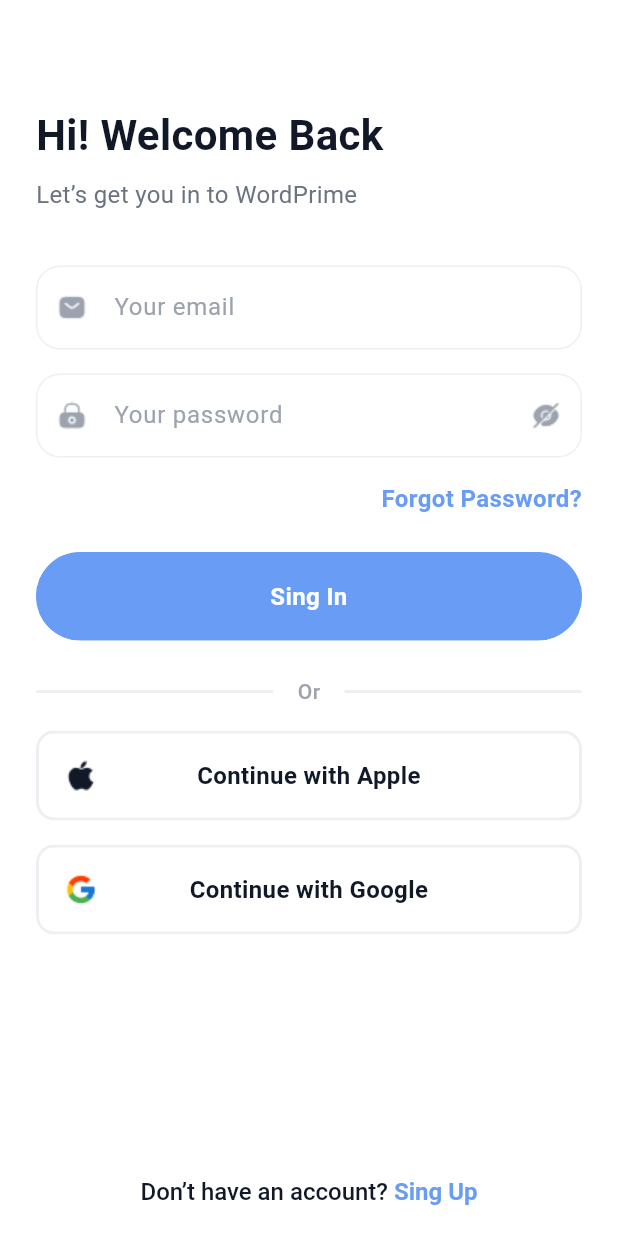
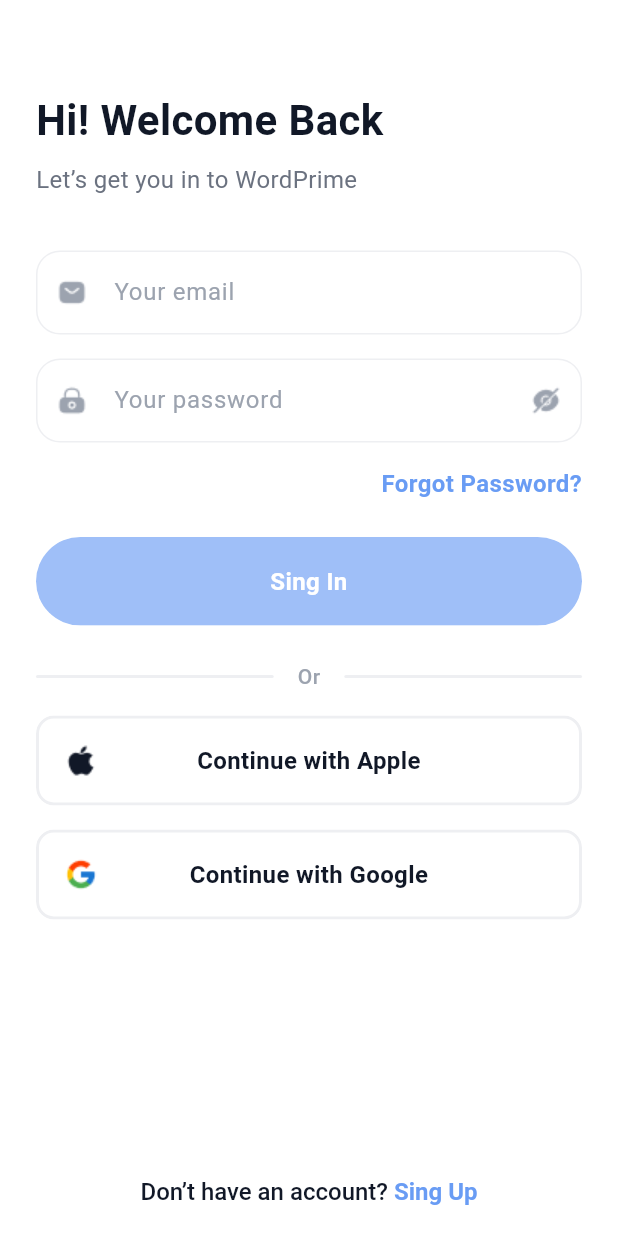
Before and after one commit to DargaHasanBasri/word_prime, a Flutter app: the screen it shows after launch, on a phone screen of 412 x 824 dp. Run offline on Flutter 3.47's test engine with Material 3 defaults, Android fonts, the phone set to English and light mode, and no system bars; our stand-ins replace easy_localization, get_it.

Commit message:
Update login page UI and check email-password

```diff
--- /dev/null
+++ b/lib/ui/pages/login/components/or_text_container.dart
@@ -0,0 +1,46 @@
+import 'package:flutter/material.dart';
+import 'package:word_prime/generated/locale_keys.g.dart';
+import 'package:word_prime/utils/app_colors.dart';
+import 'package:word_prime/utils/app_paddings.dart';
+import 'package:word_prime/utils/string_localizations_ext.dart';
+
+class OrTextContainer extends StatelessWidget {
+  const OrTextContainer({super.key});
+
+  @override
+  Widget build(BuildContext context) {
+    return Row(
+      children: [
+        Expanded(
+          child: Container(
+            height: 2,
+            decoration: BoxDecoration(
+              color: AppColors.softPeach,
+              borderRadius: BorderRadius.circular(6),
+            ),
+          ),
+        ),
+        Padding(
+          padding: AppPaddings.paddingMediumHorizontal,
+          child: Text(
+            LocaleKeys.or.locale,
+            style: TextStyle(
+              fontSize: 14,
+              fontWeight: FontWeight.w500,
+              color: AppColors.santaGrey,
+            ),
+          ),
+        ),
+        Expanded(
+          child: Container(
+            height: 2,
+            decoration: BoxDecoration(
+              color: AppColors.softPeach,
+              borderRadius: BorderRadius.circular(6),
+            ),
+          ),
+        ),
+      ],
+    );
+  }
+}
--- a/lib/ui/pages/login/login_page.dart
+++ b/lib/ui/pages/login/login_page.dart
@@ -1,6 +1,8 @@
 import 'package:flutter/material.dart';
+import 'package:provider/provider.dart';
 import 'package:word_prime/base/base_stateful_state.dart';
 import 'package:word_prime/generated/locale_keys.g.dart';
+import 'package:word_prime/ui/pages/login/components/or_text_container.dart';
 import 'package:word_prime/ui/pages/login/login_view_model.dart';
 import 'package:word_prime/ui/widgets/custom_button.dart';
 import 'package:word_prime/ui/widgets/custom_text_form_field.dart';
@@ -17,8 +19,16 @@ class LoginPage extends StatefulWidget {
 }
 
 class _LoginPageState extends BaseStatefulState<LoginPage> {
+  late final LoginViewModel _vm;
   final TextEditingController _emailController = TextEditingController();
   final TextEditingController _passwordController = TextEditingController();
+
+  @override
+  void initState() {
+    _vm = Provider.of<LoginViewModel>(context, listen: false);
+    super.initState();
+  }
+
   @override
   Widget build(BuildContext context) {
     return Scaffold(
@@ -28,38 +38,25 @@ class _LoginPageState extends BaseStatefulState<LoginPage> {
   }
 
   Widget _buildBody() {
-    LoginViewModel _vm = LoginViewModel();
-    return SingleChildScrollView(
-      child: ConstrainedBox(
-        constraints: BoxConstraints(
-          minHeight: MediaQuery.of(context).size.height,
-        ),
-        child: IntrinsicHeight(
+    return SafeArea(
       child: Padding(
         padding: AppPaddings.appPaddingHorizontal,
         child: Column(
           crossAxisAlignment: CrossAxisAlignment.stretch,
           children: [
+            Expanded(
+              child: SingleChildScrollView(
+                child: Column(
+                  crossAxisAlignment: CrossAxisAlignment.stretch,
+                  children: [
                     Padding(
-                  padding: const EdgeInsets.only(top: 70, bottom: 8),
-                  child: Text(
-                    LocaleKeys.loginPage_welcomeTitle.locale,
-                    style: TextStyle(
-                      color: AppColors.mirage,
-                      fontSize: 28,
-                      fontWeight: FontWeight.w700,
+                      padding: const EdgeInsets.only(top: 60),
+                      child: _titleSubtitleText(),
                     ),
-                  ),
-                ),
-                Text(
-                  LocaleKeys.loginPage_welcomeSubTitle.locale,
-                  style: TextStyle(
-                    color: AppColors.paleSky,
-                    fontSize: 16,
-                    fontWeight: FontWeight.w400,
-                  ),
-                ),
-                Padding(
+                    ValueListenableBuilder(
+                        valueListenable: _vm.emailInput,
+                        builder: (_, __, ___) {
+                          return Padding(
                             padding: const EdgeInsets.only(top: 36, bottom: 16),
                             child: CustomTextFormField(
                               controller: _emailController,
@@ -67,9 +64,16 @@ class _LoginPageState extends BaseStatefulState<LoginPage> {
                               prefixIconAddress: AppAssets.icSmsPath,
                               hintText: LocaleKeys.emailHintText.locale,
                               inputType: TextInputType.emailAddress,
+                              onChanged: (String text) {
+                                _vm.emailInput.value = text;
+                              },
                             ),
-                ),
+                          );
+                        }),
                     ValueListenableBuilder(
+                      valueListenable: _vm.passwordInput,
+                      builder: (_, __, ___) {
+                        return ValueListenableBuilder(
                           valueListenable: _vm.isActive,
                           builder: (_, __, ___) {
                             return CustomTextFormField(
@@ -86,6 +90,11 @@ class _LoginPageState extends BaseStatefulState<LoginPage> {
                               onPressSuffixIcon: () {
                                 _vm.isActive.value = !_vm.isActive.value;
                               },
+                              onChanged: (String text) {
+                                _vm.passwordInput.value = text;
+                              },
+                            );
+                          },
                         );
                       },
                     ),
@@ -99,14 +108,27 @@ class _LoginPageState extends BaseStatefulState<LoginPage> {
                       ),
                       textAlign: TextAlign.end,
                     ),
-                Padding(
+                    ValueListenableBuilder(
+                      valueListenable: _vm.emailInput,
+                      builder: (_, __, ___) {
+                        return ValueListenableBuilder(
+                          valueListenable: _vm.passwordInput,
+                          builder: (_, __, ___) {
+                            return Padding(
                               padding: const EdgeInsets.symmetric(vertical: 24),
                               child: CustomButton(
                                 title: LocaleKeys.signIn.locale,
+                                backgroundColor: _vm.isEmptyInputText()
+                                    ? AppColors.cornflowerBlue.withOpacity(0.4)
+                                    : AppColors.cornflowerBlue,
                                 onClick: () {},
                               ),
+                            );
+                          },
+                        );
+                      },
                     ),
-                _orTextContainer(),
+                    const OrTextContainer(),
                     Padding(
                       padding: const EdgeInsets.symmetric(vertical: 16),
                       child: CustomButton(
@@ -130,11 +152,51 @@ class _LoginPageState extends BaseStatefulState<LoginPage> {
                       iconLogoAddress: AppAssets.icGooglePath,
                       onClick: () {},
                     ),
-                const Spacer(),
+                  ],
+                ),
+              ),
+            ),
             Padding(
               padding: const EdgeInsets.only(bottom: 20),
               child: Center(
-                    child: RichText(
+                child: _richTextSignUp(),
+              ),
+            ),
+          ],
+        ),
+      ),
+    );
+  }
+
+  Widget _titleSubtitleText() {
+    return Column(
+      crossAxisAlignment: CrossAxisAlignment.start,
+      children: [
+        Padding(
+          padding: const EdgeInsets.only(bottom: 8),
+          child: Text(
+            LocaleKeys.loginPage_welcomeTitle.locale,
+            style: TextStyle(
+              color: AppColors.mirage,
+              fontSize: 28,
+              fontWeight: FontWeight.w700,
+            ),
+          ),
+        ),
+        Text(
+          LocaleKeys.loginPage_welcomeSubTitle.locale,
+          style: TextStyle(
+            color: AppColors.paleSky,
+            fontSize: 16,
+            fontWeight: FontWeight.w400,
+          ),
+        ),
+      ],
+    );
+  }
+
+  Widget _richTextSignUp() {
+    return RichText(
       text: TextSpan(
         text: LocaleKeys.loginPage_isSignUpMsg.locale,
         style: TextStyle(
@@ -149,53 +211,10 @@ class _LoginPageState extends BaseStatefulState<LoginPage> {
               fontSize: 16,
               fontWeight: FontWeight.w700,
               color: AppColors.cornflowerBlue,
-                              )),
-                        ],
-                      ),
-                    ),
             ),
           ),
         ],
       ),
-          ),
-        ),
-      ),
-    );
-  }
-
-  Widget _orTextContainer() {
-    return Row(
-      children: [
-        Expanded(
-          child: Container(
-            height: 2,
-            decoration: BoxDecoration(
-              color: AppColors.softPeach,
-              borderRadius: BorderRadius.circular(6),
-            ),
-          ),
-        ),
-        Padding(
-          padding: AppPaddings.paddingMediumHorizontal,
-          child: Text(
-            LocaleKeys.or.locale,
-            style: TextStyle(
-              fontSize: 14,
-              fontWeight: FontWeight.w500,
-              color: AppColors.santaGrey,
-            ),
-          ),
-        ),
-        Expanded(
-          child: Container(
-            height: 2,
-            decoration: BoxDecoration(
-              color: AppColors.softPeach,
-              borderRadius: BorderRadius.circular(6),
-            ),
-          ),
-        ),
-      ],
     );
   }
 }
--- a/lib/ui/pages/login/login_view_model.dart
+++ b/lib/ui/pages/login/login_view_model.dart
@@ -5,4 +5,15 @@ class LoginViewModel extends BaseViewModel {
   /// Variable where I keep the change of the value of the isHaveObscure
   /// property in the text form field
   ValueNotifier<bool> isActive = ValueNotifier(true);
+
+  /// Variables in which I store the changes of email and password
+  /// values in the text form field
+  ValueNotifier<String> emailInput = ValueNotifier('');
+  ValueNotifier<String> passwordInput = ValueNotifier('');
+
+  /// Check whether the contents of the email and password variables are empty
+  bool isEmptyInputText() {
+    if (emailInput.value.isEmpty || passwordInput.value.isEmpty) return true;
+    return false;
+  }
 }
```
Lines whose indentation alone changed are shown as unchanged.
